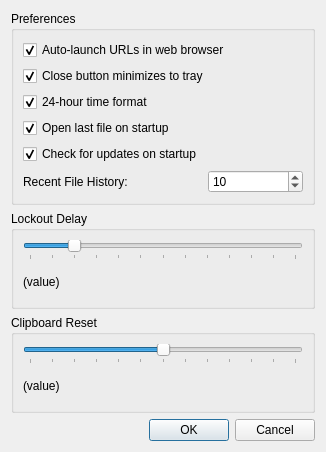
This is src/apps/gryptonite/preferences_edit.ui in karagog/Gryptonite as Qt 5 draws it before an edit. The edited form follows.
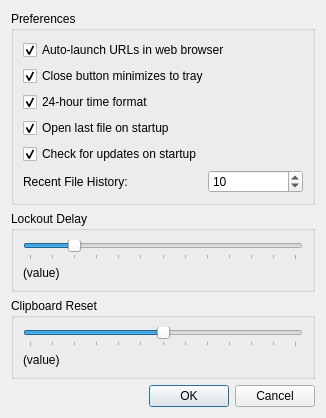
This is the edited form.

Commit message: Tightened up the preferences window size

Patch:
```diff
--- a/src/apps/gryptonite/preferences_edit.ui
+++ b/src/apps/gryptonite/preferences_edit.ui
@@ -7,7 +7,7 @@
     <x>0</x>
     <y>0</y>
     <width>326</width>
-    <height>452</height>
+    <height>379</height>
    </rect>
   </property>
   <property name="windowTitle">
```
